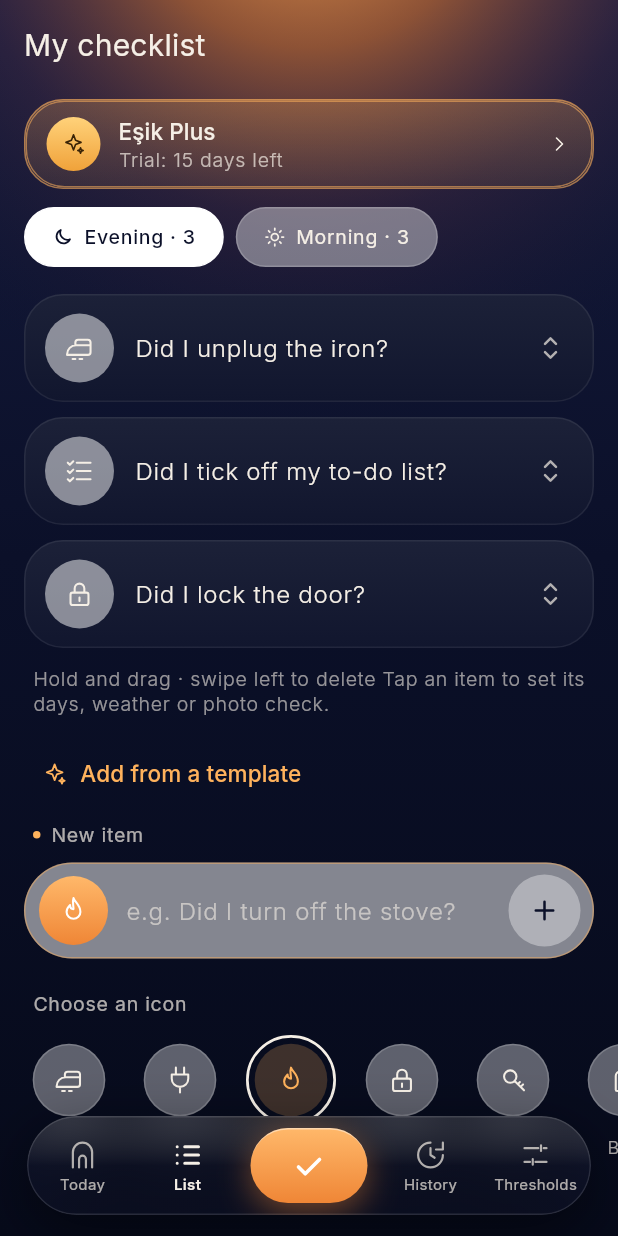
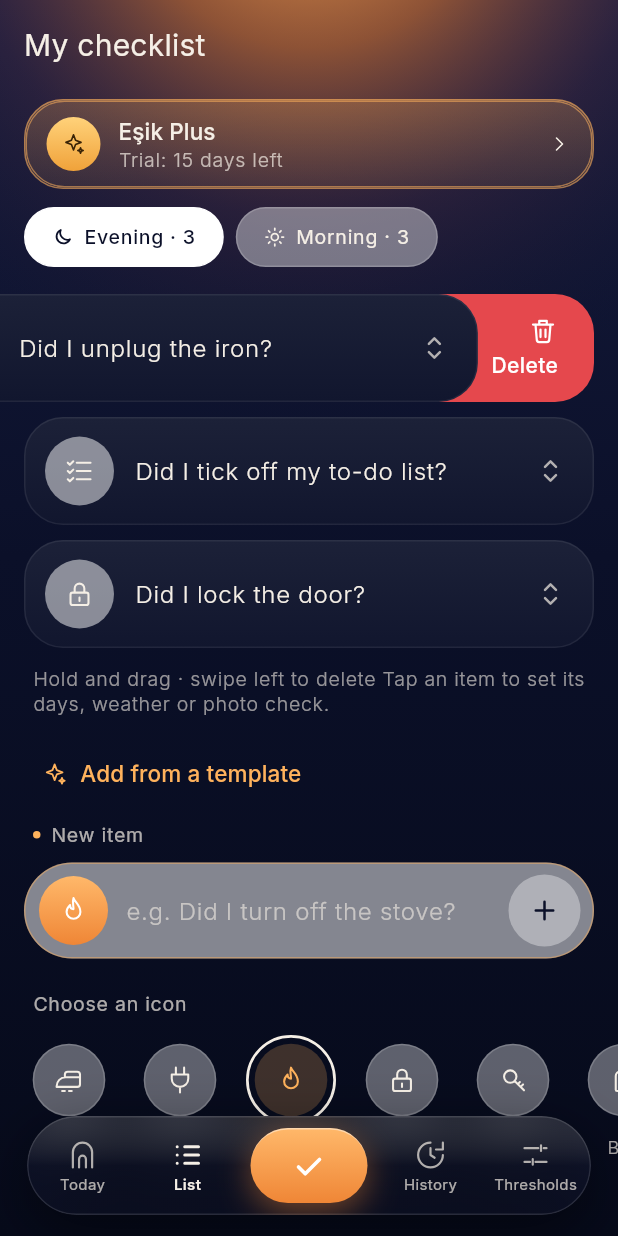
Before and after one commit to ishakdas/threshold, a Flutter app: the ChecklistScreen screen opened by its route, on a phone screen of 412 x 824 dp. Run offline on Flutter 3.47's test engine with Material 3 defaults, Android fonts, the phone set to English and light mode, and no system bars; our stand-ins replace flutter_riverpod, flutter_svg, go_router, image_picker, in_app_purchase, shared_preferences; missing offline and left inert: in_app_purchase_android; accounts and stored records are empty.

Commit message:
Liste: kaydırarak silmeyi gösteren ipucu animasyonu
İlk madde kısa bir an sola kayıp arkadaki Sil'i gösterir ve geri döner.
İlk üç açılışta; bir kez kaydırarak silinince ya da hareketleri azalt
açıksa gösterilmez.

Co-Authored-By: Claude Opus 5.5 <noreply@anthropic.com>
Claude-Session: https://claude.ai/code/session_01HuJWcJmP6KzCekACY81Kzn

```diff
--- a/lib/features/checklist/checklist_screen.dart
+++ b/lib/features/checklist/checklist_screen.dart
@@ -1,3 +1,5 @@
+import 'dart:async';
+
 import 'package:flutter/material.dart';
 import 'package:flutter/services.dart';
 import 'package:flutter_riverpod/flutter_riverpod.dart';
@@ -21,14 +23,66 @@ class ChecklistScreen extends ConsumerStatefulWidget {
   ConsumerState<ChecklistScreen> createState() => _ChecklistScreenState();
 }
 
-class _ChecklistScreenState extends ConsumerState<ChecklistScreen> {
+class _ChecklistScreenState extends ConsumerState<ChecklistScreen>
+    with SingleTickerProviderStateMixin {
   late DayMode _mode = ref.read(dayModeProvider);
   final _controller = TextEditingController();
   final _focus = FocusNode();
   EsikIcon _icon = EsikIcon.flame;
 
+  /// Silmenin sola kaydırarak yapıldığını gösteren ipucu: ilk madde kısa
+  /// bir an sola kayar, arkasındaki "Sil" görünür, geri döner. İlk
+  /// [_peekTimes] açılışta gösterilir; bir kez kaydırarak silinince bir daha
+  /// gösterilmez.
+  static const _peekKey = 'swipe_hint';
+  static const _peekTimes = 3;
+  AnimationController? _peekController;
+  Animation<double>? _peek;
+
+  @override
+  void initState() {
+    super.initState();
+    final store = ref.read(storeProvider);
+    final shown = int.tryParse(store.readString(_peekKey) ?? '') ?? 0;
+    if (shown >= _peekTimes) return;
+    unawaited(store.writeString(_peekKey, '${shown + 1}'));
+    final controller = AnimationController(
+      vsync: this,
+      duration: const Duration(milliseconds: 2200),
+    );
+    _peekController = controller;
+    // Bekle, sola kay, kısa dur, geri dön.
+    _peek = TweenSequence<double>([
+      TweenSequenceItem(tween: ConstantTween(0), weight: 30),
+      TweenSequenceItem(
+        tween: Tween(
+          begin: 0.0,
+          end: 1.0,
+        ).chain(CurveTween(curve: Curves.easeOutCubic)),
+        weight: 22,
+      ),
+      TweenSequenceItem(tween: ConstantTween(1), weight: 20),
+      TweenSequenceItem(
+        tween: Tween(
+          begin: 1.0,
+          end: 0.0,
+        ).chain(CurveTween(curve: Curves.easeInOutCubic)),
+        weight: 28,
+      ),
+    ]).animate(controller);
+    WidgetsBinding.instance.addPostFrameCallback((_) {
+      if (!mounted) return;
+      // Hareketleri azalt açıksa gösterme.
+      if (MediaQuery.of(context).disableAnimations) return;
+      controller.forward().whenComplete(() {
+        if (mounted) setState(() => _peek = null);
+      });
+    });
+  }
+
   @override
   void dispose() {
+    _peekController?.dispose();
     _controller.dispose();
     _focus.dispose();
     super.dispose();
@@ -43,6 +97,8 @@ class _ChecklistScreenState extends ConsumerState<ChecklistScreen> {
 
   void _delete(int index, CheckItem item) {
     HapticFeedback.mediumImpact();
+    // Kaydırarak silmeyi öğrendi; ipucu bir daha gösterilmez.
+    unawaited(ref.read(storeProvider).writeString(_peekKey, '$_peekTimes'));
     final notifier = ref.read(checklistProvider.notifier)
       ..remove(_mode, item.id);
     final mode = _mode;
@@ -143,38 +199,15 @@ class _ChecklistScreenState extends ConsumerState<ChecklistScreen> {
                       key: ValueKey('d-${item.id}'),
                       direction: DismissDirection.endToStart,
                       onDismissed: (_) => _delete(i, item),
-                      background: Container(
-                        alignment: Alignment.centerRight,
-                        padding: const EdgeInsets.only(right: 24),
-                        decoration: BoxDecoration(
-                          color: const Color(0xFFE5484D),
-                          borderRadius: BorderRadius.circular(26),
-                        ),
-                        child: Column(
-                          mainAxisSize: MainAxisSize.min,
-                          crossAxisAlignment: CrossAxisAlignment.end,
-                          children: [
-                            EsikIconView(
-                              EsikIcon.trash,
-                              size: 20,
-                              color: Colors.white,
-                              strokeWidth: 1.8,
-                            ),
-                            SizedBox(height: 3),
-                            Text(
-                              l10n.delete,
-                              style: TextStyle(
-                                color: Colors.white,
-                                fontSize: 14,
-                                fontWeight: FontWeight.w500,
-                              ),
-                            ),
-                          ],
-                        ),
-                      ),
+                      background: const _DeleteBackground(),
                       child: GestureDetector(
                         onTap: () => showItemSheet(context, _mode, item),
-                        child: _ItemRow(item: item, index: i),
+                        child: i == 0 && _peek != null
+                            ? _SwipePeek(
+                                animation: _peek!,
+                                child: _ItemRow(item: item, index: i),
+                              )
+                            : _ItemRow(item: item, index: i),
                       ),
                     ),
                   );
@@ -499,3 +532,70 @@ class _IconPicker extends StatelessWidget {
     );
   }
 }
+
+/// Kaydırınca maddenin arkasında görünen kırmızı "Sil" alanı.
+class _DeleteBackground extends StatelessWidget {
+  const _DeleteBackground();
+
+  @override
+  Widget build(BuildContext context) {
+    return Container(
+      alignment: Alignment.centerRight,
+      padding: const EdgeInsets.only(right: 24),
+      decoration: BoxDecoration(
+        color: const Color(0xFFE5484D),
+        borderRadius: BorderRadius.circular(26),
+      ),
+      child: Column(
+        mainAxisSize: MainAxisSize.min,
+        crossAxisAlignment: CrossAxisAlignment.end,
+        children: [
+          const EsikIconView(
+            EsikIcon.trash,
+            size: 20,
+            color: Colors.white,
+            strokeWidth: 1.8,
+          ),
+          const SizedBox(height: 3),
+          Text(
+            context.l10n.delete,
+            style: const TextStyle(
+              color: Colors.white,
+              fontSize: 14,
+              fontWeight: FontWeight.w500,
+            ),
+          ),
+        ],
+      ),
+    );
+  }
+}
+
+/// İpucu animasyonu: [child] sola kayar, arkasında "Sil" görünür.
+class _SwipePeek extends StatelessWidget {
+  const _SwipePeek({required this.animation, required this.child});
+
+  final Animation<double> animation;
+  final Widget child;
+
+  /// Kayma miktarı: "Sil" yazısı tam görünecek kadar.
+  static const _distance = 96.0;
+
+  @override
+  Widget build(BuildContext context) {
+    return AnimatedBuilder(
+      animation: animation,
+      child: child,
+      builder: (context, child) => Stack(
+        children: [
+          if (animation.value > 0)
+            const Positioned.fill(child: _DeleteBackground()),
+          Transform.translate(
+            offset: Offset(-_distance * animation.value, 0),
+            child: child,
+          ),
+        ],
+      ),
+    );
+  }
+}
```
Also changed, not shown: 1 other file.
